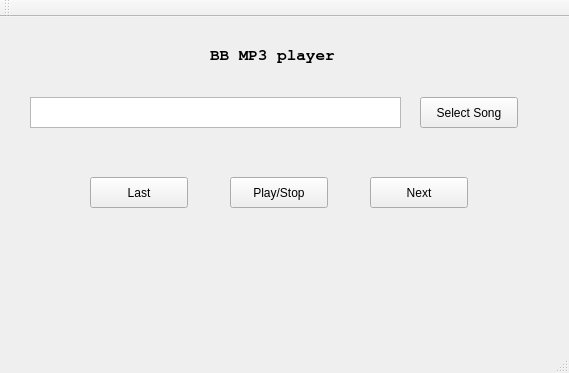
Old version of the form qtAppToRunOnBB/mainwindow.ui in the repository wagmarom1/proyectoSE1.
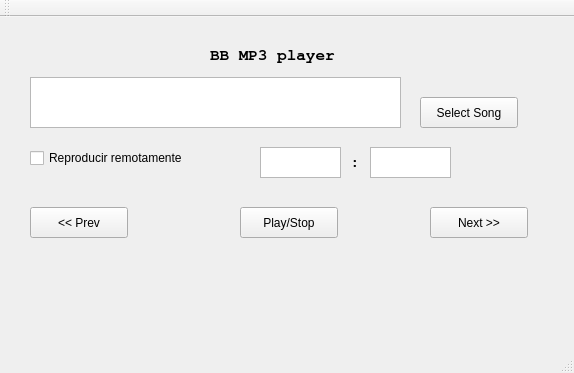
New version of the form.

Commit message: agregado de logica de next y preview en la interfaz

The edit to the form file:
```diff
--- a/qtAppToRunOnBB/mainwindow.ui
+++ b/qtAppToRunOnBB/mainwindow.ui
@@ -6,7 +6,7 @@
    <rect>
     <x>0</x>
     <y>0</y>
-    <width>569</width>
+    <width>574</width>
     <height>373</height>
    </rect>
   </property>
@@ -18,9 +18,9 @@
     <property name="geometry">
      <rect>
       <x>30</x>
-      <y>80</y>
+      <y>60</y>
       <width>371</width>
-      <height>31</height>
+      <height>51</height>
      </rect>
     </property>
    </widget>
@@ -64,21 +64,21 @@
    <widget class="QPushButton" name="BtnLast">
     <property name="geometry">
      <rect>
-      <x>90</x>
-      <y>160</y>
+      <x>30</x>
+      <y>190</y>
       <width>98</width>
       <height>31</height>
      </rect>
     </property>
     <property name="text">
-     <string>Last</string>
+     <string>&lt;&lt; Prev</string>
     </property>
    </widget>
    <widget class="QPushButton" name="BtnPlayStop">
     <property name="geometry">
      <rect>
-      <x>230</x>
-      <y>160</y>
+      <x>240</x>
+      <y>190</y>
       <width>98</width>
       <height>31</height>
      </rect>
@@ -90,14 +90,71 @@
    <widget class="QPushButton" name="BtnNext">
     <property name="geometry">
      <rect>
+      <x>430</x>
+      <y>190</y>
+      <width>98</width>
+      <height>31</height>
+     </rect>
+    </property>
+    <property name="text">
+     <string>Next &gt;&gt;</string>
+    </property>
+   </widget>
+   <widget class="QCheckBox" name="cBRemotaMnt">
+    <property name="geometry">
+     <rect>
+      <x>30</x>
+      <y>130</y>
+      <width>211</width>
+      <height>22</height>
+     </rect>
+    </property>
+    <property name="text">
+     <string>Reproducir remotamente</string>
+    </property>
+   </widget>
+   <widget class="QTextEdit" name="TextIp">
+    <property name="geometry">
+     <rect>
+      <x>260</x>
+      <y>130</y>
+      <width>81</width>
+      <height>31</height>
+     </rect>
+    </property>
+   </widget>
+   <widget class="QTextEdit" name="TextPort">
+    <property name="geometry">
+     <rect>
       <x>370</x>
-      <y>160</y>
-      <width>98</width>
+      <y>130</y>
+      <width>81</width>
       <height>31</height>
      </rect>
+    </property>
+   </widget>
+   <widget class="QLabel" name="LabelTile_2">
+    <property name="geometry">
+     <rect>
+      <x>350</x>
+      <y>130</y>
+      <width>21</width>
+      <height>31</height>
+     </rect>
+    </property>
+    <property name="font">
+     <font>
+      <family>FreeMono</family>
+      <pointsize>12</pointsize>
+      <weight>75</weight>
+      <bold>true</bold>
+     </font>
+    </property>
+    <property name="styleSheet">
+     <string notr="true"/>
     </property>
     <property name="text">
-     <string>Next</string>
+     <string>:</string>
     </property>
    </widget>
   </widget>
```
Left out of the diff: 57 changed lines with no effect on the pictures. The commit also changes 6 other files.
